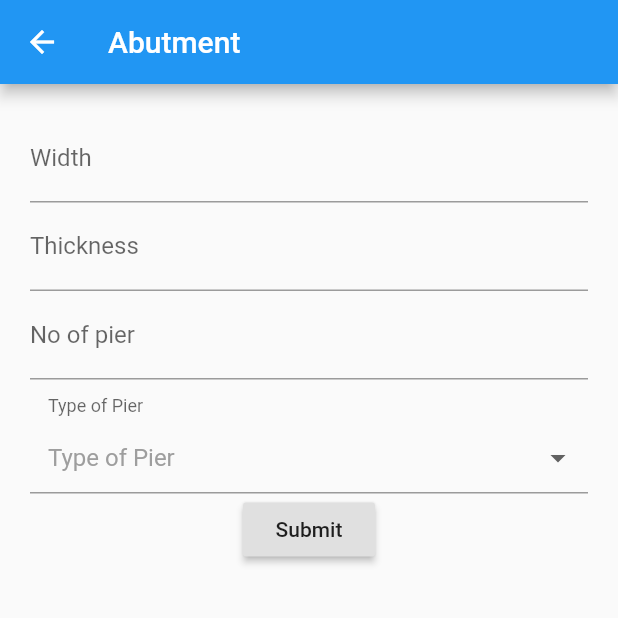
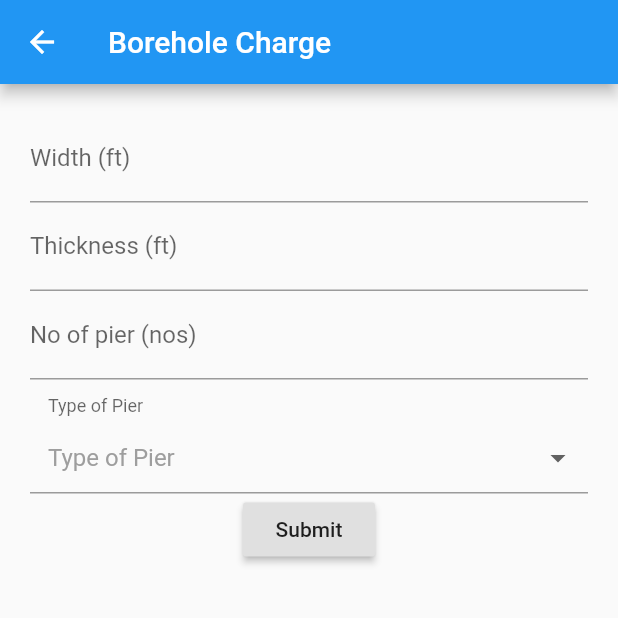
Before and after one commit to mdrafee03/calculator-combat-engineering, a Flutter app: the BoreholePierInput screen opened by its route, on a phone screen of 412 x 824 dp, the top half of it. Run offline on Flutter 3.47's test engine with Material 2 defaults, Android fonts, the phone set to English and light mode, and no system bars; drawn by our look-alikes of dropdown_formfield; missing offline and left inert: fraction.

Commit message:
borehole pier feedback

```diff
--- a/lib/screens/counter-mobility/screens/reserve-demolition/screens/pier/screens/borehole-pier/screens/borehole_pier_input.dart
+++ b/lib/screens/counter-mobility/screens/reserve-demolition/screens/pier/screens/borehole-pier/screens/borehole_pier_input.dart
@@ -12,7 +12,7 @@ class BoreholePierInput extends StatefulWidget {
 
 class _BoreholePierInputState extends State<BoreholePierInput> {
   final appBar = AppBar(
-    title: Text('Abutment'),
+    title: Text('Borehole Charge'),
   );
 
   final _formKey = GlobalKey<FormState>();
@@ -37,22 +37,22 @@ class _BoreholePierInputState extends State<BoreholePierInput> {
             child: Column(
               children: [
                 TextFormField(
-                  decoration:
-                      InputDecoration(hintText: "Width", labelText: "Width"),
+                  decoration: InputDecoration(
+                      hintText: "Width", labelText: "Width (ft)"),
                   keyboardType: TextInputType.number,
                   onSaved: (val) =>
                       setState(() => _borehole.width = double.parse(val)),
                 ),
                 TextFormField(
                   decoration: InputDecoration(
-                      hintText: "Thickness", labelText: "Thickness"),
+                      hintText: "Thickness", labelText: "Thickness (ft)"),
                   keyboardType: TextInputType.number,
                   onSaved: (val) =>
                       setState(() => _borehole.thickness = double.parse(val)),
                 ),
                 TextFormField(
                   decoration: InputDecoration(
-                      hintText: "No of pier", labelText: "No of pier"),
+                      hintText: "No of pier", labelText: "No of pier (nos)"),
                   keyboardType: TextInputType.number,
                   onSaved: (val) =>
                       setState(() => _borehole.noOfPier = int.parse(val)),
```
Also changed, not shown: lib/screens/counter-mobility/screens/reserve-demolition/screens/pier/screens/borehole-pier/models/borehole_pier.dart (+4 -4 lines), lib/screens/counter-mobility/screens/reserve-demolition/screens/pier/screens/borehole-pier/screens/borehole_pier_output.dart (+30 -28 lines).
